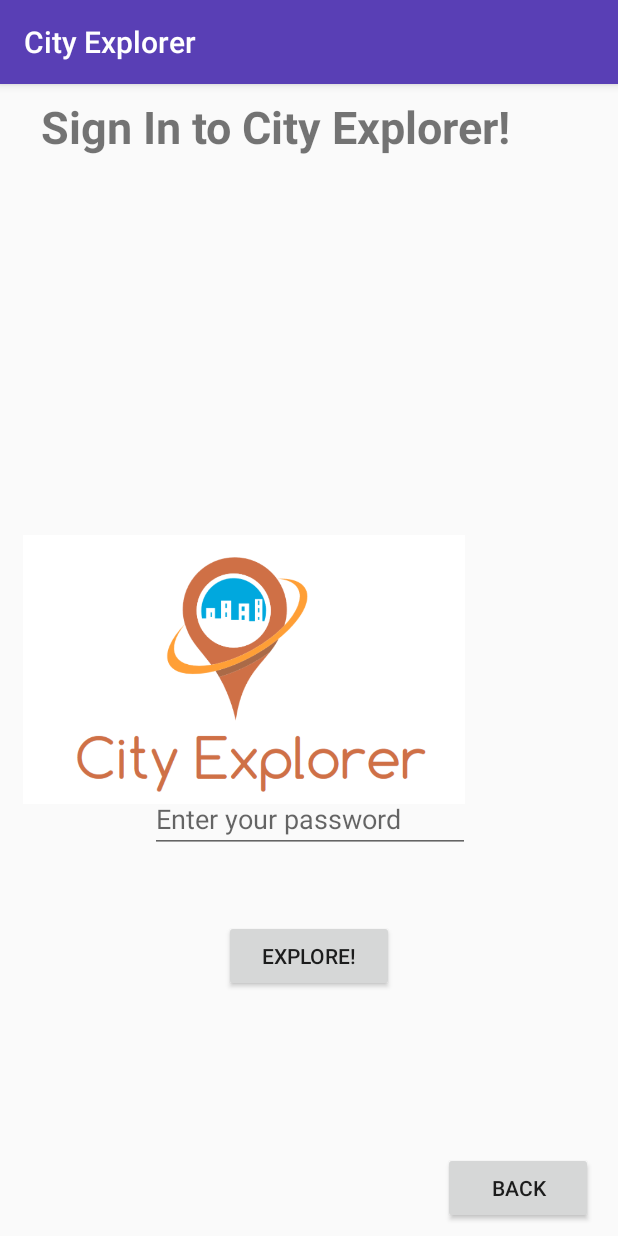
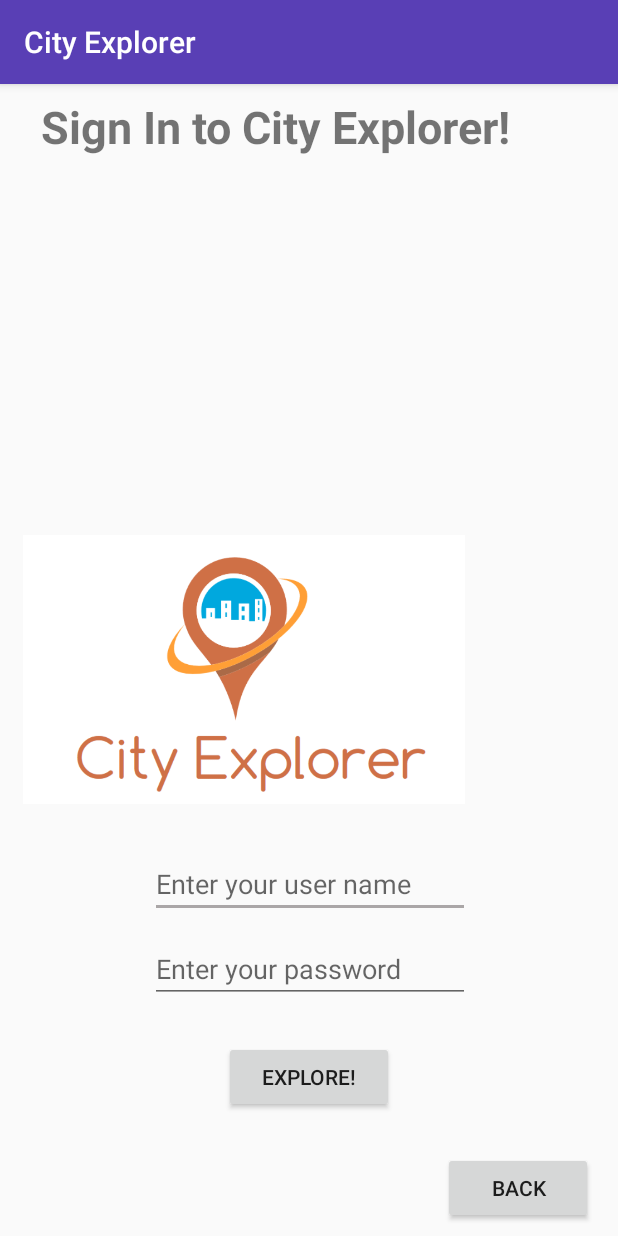
Before and after one commit to 25zsams/CityExplorer, an Android app: the LogIn screen opened directly, with no data from a screen before it, on a phone screen of 412 x 824 dp. Run offline under Robolectric (Android 15) with nearby library versions, the phone set to English and light mode, and no system bars; our stand-ins replace Firebase (no records; nobody signed in at launch, a user with empty details on screens opened directly).

Commit message:
Adjusting layout and updating gradle

```diff
--- a/app/src/main/res/layout/activity_log_in.xml
+++ b/app/src/main/res/layout/activity_log_in.xml
@@ -21,8 +21,8 @@
         app:layout_constraintLeft_toLeftOf="parent"
         app:layout_constraintRight_toRightOf="parent"
         app:layout_constraintStart_toStartOf="parent"
-        app:layout_constraintTop_toTopOf="parent"
-        app:layout_constraintVertical_bias="0.498" />
+        app:layout_constraintTop_toBottomOf="@+id/imageView2"
+        app:layout_constraintVertical_bias="0.101" />
 
     <Button
         android:id="@+id/signInButton"
@@ -37,8 +37,8 @@
         app:layout_constraintLeft_toLeftOf="parent"
         app:layout_constraintRight_toRightOf="parent"
         app:layout_constraintStart_toStartOf="parent"
-        app:layout_constraintTop_toTopOf="parent"
-        app:layout_constraintVertical_bias="0.78" />
+        app:layout_constraintTop_toBottomOf="@+id/logInPassword"
+        app:layout_constraintVertical_bias="0.188" />
 
     <TextView
         android:id="@+id/welcomeView"
@@ -91,8 +91,8 @@
         app:layout_constraintLeft_toLeftOf="parent"
         app:layout_constraintRight_toRightOf="parent"
         app:layout_constraintStart_toStartOf="parent"
-        app:layout_constraintTop_toTopOf="parent"
-        app:layout_constraintVertical_bias="0.65" />
+        app:layout_constraintTop_toBottomOf="@+id/logInUserName"
+        app:layout_constraintVertical_bias="0.02" />
 
     <ImageView
         android:id="@+id/imageView2"
--- a/build.gradle
+++ b/build.gradle
@@ -7,7 +7,7 @@ buildscript {
         jcenter()
     }
     dependencies {
-        classpath 'com.android.tools.build:gradle:3.0.1'
+        classpath 'com.android.tools.build:gradle:3.1.2'
 
 
         // NOTE: Do not place your application dependencies here; they belong
```
Also changed, not shown: gradle/wrapper/gradle-wrapper.properties.
